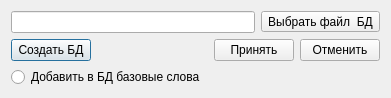
First picture: the form in src/dbconnection/dbconnection.ui, repository l0gic-bomb/QtStudyEnglish, before the edit.
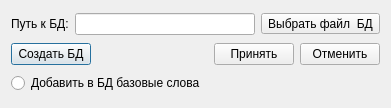
Second picture: the form after the edit. Icons and pictures are not drawn.

```diff
--- a/src/dbconnection/dbconnection.ui
+++ b/src/dbconnection/dbconnection.ui
@@ -7,7 +7,7 @@
     <x>0</x>
     <y>0</y>
     <width>391</width>
-    <height>96</height>
+    <height>108</height>
    </rect>
   </property>
   <property name="windowTitle">
@@ -18,6 +18,13 @@
     <layout class="QVBoxLayout" name="verticalLayout">
      <item>
       <layout class="QHBoxLayout" name="horizontalLayout">
+       <item>
+        <widget class="QLabel" name="label">
+         <property name="text">
+          <string>Путь к БД:</string>
+         </property>
+        </widget>
+       </item>
        <item>
         <widget class="QLineEdit" name="le_path"/>
        </item>
```
